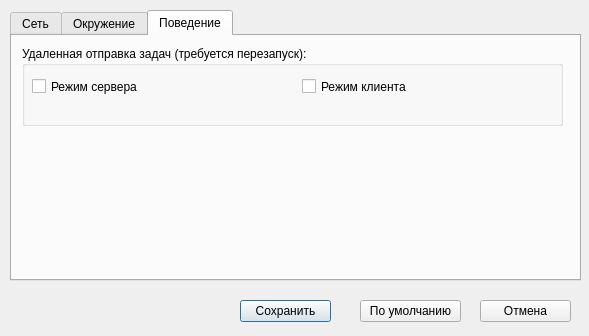
First picture: the form in settings.ui, repository xomachine/O4erednik, before the edit.
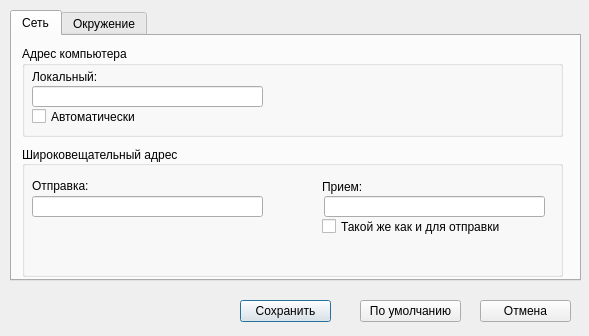
Second picture: the form after the edit. The open tabs and pages were chosen to show the change.

Commit message: Removed client and server mode as annessesery

The edit to the form file:
```diff
--- a/settings.ui
+++ b/settings.ui
@@ -72,19 +72,6 @@
        <string>Локальный:</string>
       </property>
      </widget>
-     <widget class="QLabel" name="label_2">
-      <property name="geometry">
-       <rect>
-        <x>300</x>
-        <y>20</y>
-        <width>211</width>
-        <height>21</height>
-       </rect>
-      </property>
-      <property name="text">
-       <string>Удаленный:</string>
-      </property>
-     </widget>
      <widget class="QLineEdit" name="host">
       <property name="enabled">
        <bool>true</bool>
@@ -104,19 +91,6 @@
        <string/>
       </property>
      </widget>
-     <widget class="QLineEdit" name="rhost">
-      <property name="geometry">
-       <rect>
-        <x>300</x>
-        <y>40</y>
-        <width>221</width>
-        <height>21</height>
-       </rect>
-      </property>
-      <property name="inputMask">
-       <string notr="true"/>
-      </property>
-     </widget>
      <widget class="QCheckBox" name="autohost">
       <property name="geometry">
        <rect>
@@ -419,50 +393,6 @@
      </widget>
     </widget>
    </widget>
-   <widget class="QWidget" name="Behaviour">
-    <attribute name="title">
-     <string>Поведение</string>
-    </attribute>
-    <widget class="QGroupBox" name="groupBox_6">
-     <property name="geometry">
-      <rect>
-       <x>10</x>
-       <y>10</y>
-       <width>541</width>
-       <height>80</height>
-      </rect>
-     </property>
-     <property name="title">
-      <string>Удаленная отправка задач (требуется перезапуск):</string>
-     </property>
-     <widget class="QCheckBox" name="servermode">
-      <property name="geometry">
-       <rect>
-        <x>10</x>
-        <y>30</y>
-        <width>131</width>
-        <height>21</height>
-       </rect>
-      </property>
-      <property name="text">
-       <string>Режим сервера</string>
-      </property>
-     </widget>
-     <widget class="QCheckBox" name="clientmode">
-      <property name="geometry">
-       <rect>
-        <x>280</x>
-        <y>30</y>
-        <width>141</width>
-        <height>21</height>
-       </rect>
-      </property>
-      <property name="text">
-       <string>Режим клиента</string>
-      </property>
-     </widget>
-    </widget>
-   </widget>
   </widget>
   <widget class="QPushButton" name="Save">
    <property name="geometry">
```
